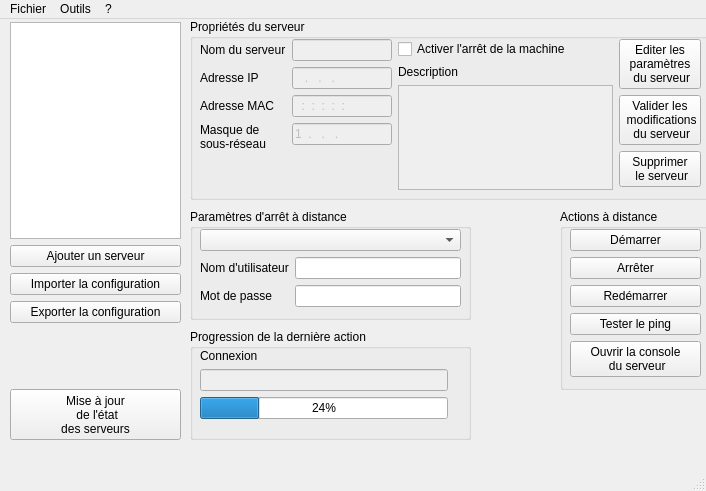
First picture: the form in FenPrincipale.ui, repository Next-Genius/vladiconnect, before the edit.
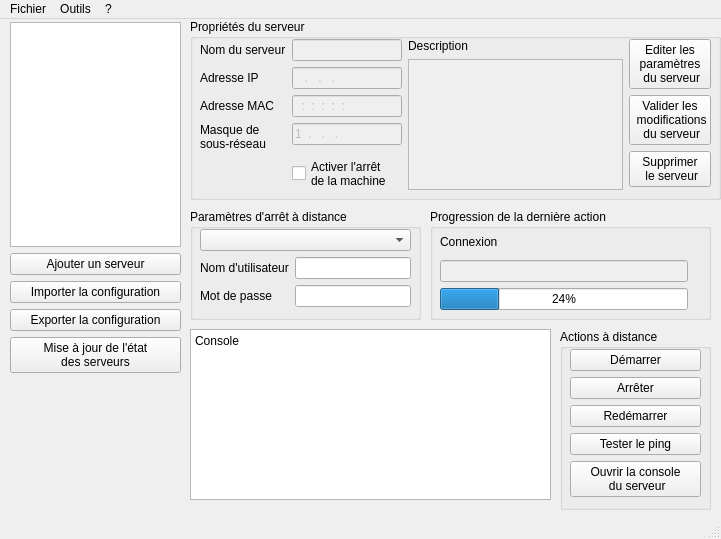
Second picture: the form after the edit. Icons and pictures are not drawn.

Commit message: Nouveautés : - résoltion du problème pour changer le nom d'un serveur - création d'une console WOL - séparation de la classe principale en plusieurs fichiers - bugs corrigés

```diff
--- a/FenPrincipale.ui
+++ b/FenPrincipale.ui
@@ -10,8 +10,8 @@
    <rect>
     <x>0</x>
     <y>0</y>
-    <width>706</width>
-    <height>491</height>
+    <width>721</width>
+    <height>539</height>
    </rect>
   </property>
   <property name="windowTitle">
@@ -39,7 +39,7 @@
      <rect>
       <x>190</x>
       <y>190</y>
-      <width>281</width>
+      <width>231</width>
       <height>111</height>
      </rect>
     </property>
@@ -51,8 +51,8 @@
       <rect>
        <x>10</x>
        <y>20</y>
-       <width>261</width>
-       <height>81</height>
+       <width>211</width>
+       <height>82</height>
       </rect>
      </property>
      <layout class="QVBoxLayout" name="verticalLayout">
@@ -99,7 +99,7 @@
       <x>10</x>
       <y>3</y>
       <width>171</width>
-      <height>301</height>
+      <height>351</height>
      </rect>
     </property>
     <layout class="QVBoxLayout" name="layout_liste_serveurs">
@@ -127,6 +127,17 @@
        </property>
       </widget>
      </item>
+     <item>
+      <widget class="QPushButton" name="bouton_maj_auto">
+       <property name="text">
+        <string>Mise à jour de l'état 
+des serveurs</string>
+       </property>
+       <property name="autoRepeat">
+        <bool>true</bool>
+       </property>
+      </widget>
+     </item>
     </layout>
    </widget>
    <widget class="QGroupBox" name="groupBox_2">
@@ -134,7 +145,7 @@
      <rect>
       <x>190</x>
       <y>0</y>
-      <width>521</width>
+      <width>531</width>
       <height>181</height>
      </rect>
     </property>
@@ -146,7 +157,7 @@
       <rect>
        <x>10</x>
        <y>20</y>
-       <width>501</width>
+       <width>511</width>
        <height>151</height>
       </rect>
      </property>
@@ -237,7 +248,7 @@
           </property>
           <property name="minimumSize">
            <size>
-            <width>100</width>
+            <width>110</width>
             <height>0</height>
            </size>
           </property>
@@ -249,23 +260,24 @@
           </property>
          </widget>
         </item>
-       </layout>
-      </item>
-      <item>
-       <layout class="QVBoxLayout" name="verticalLayout_2">
-        <item>
+        <item row="4" column="1">
          <widget class="QCheckBox" name="serveur_activerArret">
           <property name="enabled">
            <bool>true</bool>
           </property>
           <property name="text">
-           <string>Activer l'arrêt de la machine</string>
+           <string>Activer l'arrêt 
+de la machine</string>
           </property>
           <property name="checked">
            <bool>false</bool>
           </property>
          </widget>
         </item>
+       </layout>
+      </item>
+      <item>
+       <layout class="QVBoxLayout" name="verticalLayout_2">
         <item>
          <widget class="QLabel" name="label_2">
           <property name="text">
@@ -365,7 +377,7 @@
     <property name="geometry">
      <rect>
       <x>560</x>
-      <y>190</y>
+      <y>310</y>
       <width>151</width>
       <height>181</height>
      </rect>
@@ -431,8 +443,8 @@
    <widget class="QGroupBox" name="groupBox_4">
     <property name="geometry">
      <rect>
-      <x>190</x>
-      <y>310</y>
+      <x>430</x>
+      <y>190</y>
       <width>281</width>
       <height>111</height>
      </rect>
@@ -446,7 +458,7 @@
        <x>10</x>
        <y>20</y>
        <width>261</width>
-       <height>70</height>
+       <height>81</height>
       </rect>
      </property>
      <layout class="QHBoxLayout" name="horizontalLayout">
@@ -509,22 +521,17 @@
      </layout>
     </widget>
    </widget>
-   <widget class="QPushButton" name="bouton_maj_auto">
+   <widget class="QPlainTextEdit" name="console">
     <property name="geometry">
      <rect>
-      <x>10</x>
-      <y>370</y>
-      <width>171</width>
-      <height>51</height>
+      <x>190</x>
+      <y>310</y>
+      <width>361</width>
+      <height>171</height>
      </rect>
     </property>
-    <property name="text">
-     <string>Mise à jour
- de l'état 
-des serveurs</string>
-    </property>
-    <property name="autoRepeat">
-     <bool>true</bool>
+    <property name="plainText">
+     <string>Console</string>
     </property>
    </widget>
   </widget>
@@ -533,7 +540,7 @@
     <rect>
      <x>0</x>
      <y>0</y>
-     <width>706</width>
+     <width>721</width>
      <height>21</height>
     </rect>
    </property>
```
The commit also changes 16 other files.
